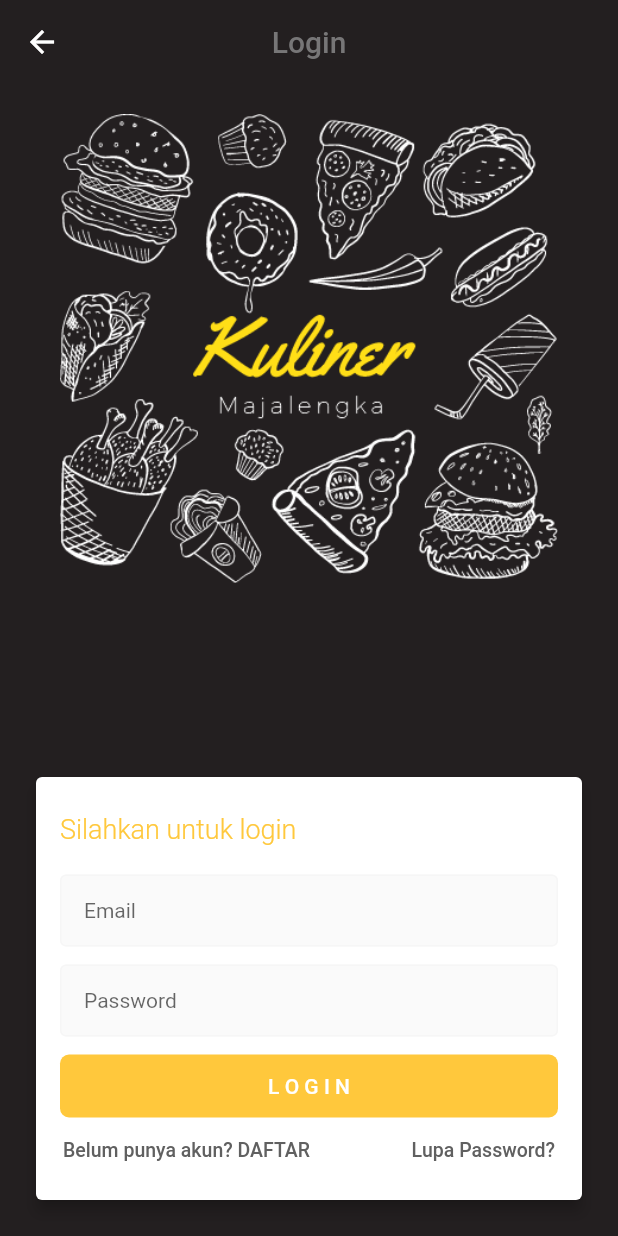
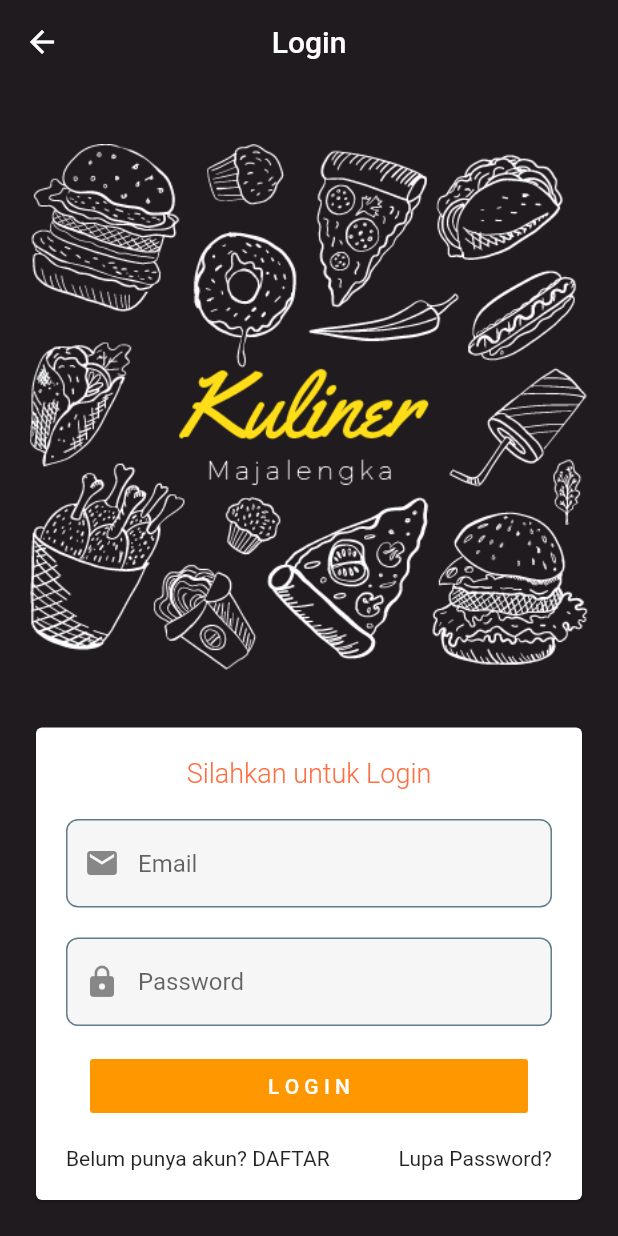
Before and after one commit to xrb21/KulinerMajalengka, a Flutter app: the LoginPage screen opened directly, on a phone screen of 412 x 824 dp. Run offline on Flutter 3.47's test engine with Material 2 defaults, Android fonts, the phone set to English and light mode, and no system bars; statements that could not run were skipped.

Commit message:
+ add UI Login + validate form input + Snackbar

```diff
--- a/lib/pages/SplashPage.dart
+++ b/lib/pages/SplashPage.dart
@@ -1,5 +1,6 @@
 import 'package:flutter/material.dart';
 import 'package:kuliner_majalengka_training/pages/register/LoginPage.dart';
+import 'package:kuliner_majalengka_training/pages/register/LoginPage2.dart';
 
 class SplashPage extends StatefulWidget {
   @override
@@ -7,6 +8,7 @@ class SplashPage extends StatefulWidget {
 }
 
 class _SplashPageState extends State<SplashPage> {
+
   @override
   void initState() {
     // TODO: implement initState
@@ -14,11 +16,13 @@ class _SplashPageState extends State<SplashPage> {
 
     //untuk berpindah halaman setelah tampil splash 3detik
     Future.delayed(Duration(seconds: 3), (){
+      //actionya setelah 3detik
       Navigator.push(context,
           MaterialPageRoute(
               builder: (context) => LoginPage()));
     });
   }
+
   @override
   Widget build(BuildContext context) {
     return Scaffold(
--- a/lib/pages/register/LoginPage.dart
+++ b/lib/pages/register/LoginPage.dart
@@ -8,164 +8,184 @@ class LoginPage extends StatefulWidget {
 }
 
 class _LoginPageState extends State<LoginPage> {
+
+  TextEditingController cEmail  = TextEditingController();
+  var cPassword = TextEditingController();
+
+  //key untuk scaffold / page
+  final _keyScaffold = GlobalKey<ScaffoldState>();
+
+
   @override
   Widget build(BuildContext context) {
     return Scaffold(
+      key: _keyScaffold,
+      backgroundColor: Color(0xff201b1f),
       appBar: AppBar(
-        backgroundColor: Color(0xFF231f20),
-        centerTitle: true,
+        backgroundColor: Colors.transparent,
         title: Text(
           "Login",
-          style: TextStyle(color: Color(0xFF777677)),
+          style: TextStyle(
+            color: Colors.white,
+          ),
         ),
         elevation: 0,
+        centerTitle: true,
       ),
-      backgroundColor: Color(0xFF231f20),
+
       body: Stack(
         children: <Widget>[
           Positioned(
             top: 20,
-            left: 40,
-            right: 40,
-            child: Image.asset(
-              "assets/images/image_splash_alt.png",
-              width: 200,
+            left: 0,
+            right: 0,
+            child: Padding(
+              padding: const EdgeInsets.all(20.0),
+              child: Image.asset("assets/images/image_splash_alt.png"),
             ),
           ),
+
+          //cardview untuk form login
           Positioned(
-            bottom: 20,
             left: 20,
             right: 20,
+            bottom: 20,
             child: Card(
-              elevation: 4,
+
               color: Colors.white,
-              borderOnForeground: true,
               child: Padding(
-                padding:
-                const EdgeInsets.symmetric(horizontal: 16.0, vertical: 24),
+                padding: const EdgeInsets.all(20.0),
                 child: Column(
-                  mainAxisAlignment: MainAxisAlignment.start,
-                  crossAxisAlignment: CrossAxisAlignment.start,
+                  mainAxisAlignment: MainAxisAlignment.spaceBetween,
+                  mainAxisSize: MainAxisSize.max,
                   children: <Widget>[
-                    Text(
-                      "Silahkan untuk login",
-                      textAlign: TextAlign.start,
+                    //judul di pas login form
+                    Text("Silahkan untuk Login",
+                      textAlign: TextAlign.left,
                       style: TextStyle(
-                          fontSize: 18,
-                          color: Color(0xffffc83c),
-                          fontWeight: FontWeight.w300),
-                    ),
+                        fontSize: 18,
+                        color: Colors.deepOrangeAccent,
+                        fontWeight: FontWeight.w300
+                    ),),
+
+                    //untuk field email
+                    //gunakan kelasnya TextField atau TextFormField
                     Padding(
-                      padding: const EdgeInsets.only(top: 20.0),
+                      padding: EdgeInsets.only(top: 20),
                       child: TextFormField(
-                        style:
-                        TextStyle(color: Color(0xff696969), fontSize: 14),
+                        controller: cEmail,
+                        //decorasi / style pada textinput
                         decoration: InputDecoration(
-                            hintText: "Email",
-                            filled: true,
-                            fillColor: Color(0xfffafafa),
-                            enabledBorder: const OutlineInputBorder(
-                              borderSide: const BorderSide(
-                                  color: Color(0xfff6f6f6), width: 1),
+                            //icon sebelah kiri
+                            prefixIcon: Icon(Icons.email),
+                          hintText: "Email",
+                            //untuk merubah warna textfield
+                          filled: true,
+                          fillColor: Color(0xfff6f6f6f6),
+                          enabledBorder: OutlineInputBorder(
+                            borderSide:  BorderSide(
+                              color: Colors.blueGrey,
+                              width: 1,
                             ),
-                            border: const OutlineInputBorder(
-                                borderRadius:
-                                BorderRadius.all(Radius.circular(6))),
-                            contentPadding: EdgeInsets.symmetric(
-                                vertical: 12, horizontal: 16)),
+                            borderRadius: BorderRadius.all(Radius.circular(8))
+                          )
+                        ),
                       ),
                     ),
+
+                    //input untuk password
                     Padding(
-                      padding: const EdgeInsets.only(top: 12.0),
+                      padding: EdgeInsets.only(top: 20),
                       child: TextFormField(
+                        controller: cPassword,
                         obscureText: true,
-                        style:
-                        TextStyle(color: Color(0xff696969), fontSize: 14),
+                        //decorasi / style pada textinput
                         decoration: InputDecoration(
+                          //icon sebelah kiri
+                            prefixIcon: Icon(Icons.lock),
                             hintText: "Password",
+                            //untuk merubah warna textfield
                             filled: true,
-                            fillColor: Color(0xfffafafa),
-                            enabledBorder: const OutlineInputBorder(
-                              borderSide: const BorderSide(
-                                  color: Color(0xfff6f6f6), width: 1),
-                            ),
-                            border: const OutlineInputBorder(
-                                borderRadius:
-                                BorderRadius.all(Radius.circular(6))),
-                            contentPadding: EdgeInsets.symmetric(
-                                vertical: 12, horizontal: 16)),
+                            fillColor: Color(0xfff6f6f6f6),
+                            enabledBorder: OutlineInputBorder(
+                                borderSide:  BorderSide(
+                                  color: Colors.blueGrey,
+                                  width: 1,
+                                ),
+                                borderRadius: BorderRadius.all(Radius.circular(8))
+                            )
+                        ),
                       ),
                     ),
-                    Container(
-                      padding: EdgeInsets.only(top: 12),
-                      width: double.infinity,
-                      height: 54,
-                      child: RaisedButton(
-                        elevation: 0,
-                        shape: new RoundedRectangleBorder(
-                            borderRadius: new BorderRadius.circular(6)),
-                        onPressed: () {
-                          //action saat tombo login diklik
-                        },
-                        color: Color(0xffffc83c),
-                        textColor: Colors.white,
-                        child: Text("L O G I N"),
+
+                    //menambhakan tombol submit untuk login
+                    Padding(
+                      padding: EdgeInsets.all(16),
+                      child: Container(
+                        width: double.infinity,
+                        child: RaisedButton(
+                          elevation: 0,
+                          child: Text("L O G I N"),
+                          color: Colors.orange,
+                          textColor: Colors.white,
+                          onPressed: (){
+                            //action ketika diklik tombolnya
+                            print("input masuk email : ${cEmail.text} dan password: ${cPassword.text} ");
+                            //method untuk handle saat tombol diklik
+                            actionLogin();
+
+                          },
+                        ),
                       ),
+
                     ),
-                    Padding(
-                      padding: const EdgeInsets.only(top: 12.0),
-                      child: Row(
-                        mainAxisAlignment: MainAxisAlignment.spaceBetween,
-                        children: <Widget>[
-                          InkWell(
-                            child: Padding(
-                              padding: const EdgeInsets.all(2.0),
-                              child: Text(
-                                "Belum punya akun? DAFTAR",
-                                style: TextStyle(
-                                    fontSize: 13,
-                                    color: Color(0xff606060),
-                                    fontWeight: FontWeight.w500),
-                              ),
-                            ),
-                            onTap: () {
-                              //action saat klik daftar
-                              Navigator.push(
-                                  context,
-                                  MaterialPageRoute(
-                                      builder: (context) => DaftarPage()));
-                            },
-                          ),
-                          InkWell(
-                            child: Padding(
-                              padding: const EdgeInsets.all(2.0),
-                              child: Text(
-                                "Lupa Password?",
-                                style: TextStyle(
-                                    fontSize: 13,
-                                    color: Color(0xff606060),
-                                    fontWeight: FontWeight.w500),
-                              ),
-                            ),
-                            onTap: () {
-                             //action saat lupa password
-                              Navigator.push(
-                                  context,
-                                  MaterialPageRoute(
-                                      builder: (context) =>
-                                          LupaPasswordPage()));
-                            },
-                          ),
-                        ],
-                      ),
+
+                    //untuk link daftar dan lupa password
+                    Row(
+                      mainAxisAlignment: MainAxisAlignment.spaceBetween,
+                      children: <Widget>[
+                        //kelas handle klik efect material design
+                        InkWell(
+                          onTap: (){
+                            //pindahakan ke halaman pendaftaran
+                              Navigator.push(context, MaterialPageRoute(
+                                builder: (context) => DaftarPage()
+                              ));
+                          },
+                            child: Text("Belum punya akun? DAFTAR")),
+                        GestureDetector(
+                          onTap: (){
+                            //pindahakan ke halaman pendaftaran
+                            Navigator.push(context, MaterialPageRoute(
+                                builder: (context) => LupaPasswordPage()
+                            ));
+                          },
+                            child: Text("Lupa Password?"))
+                      ],
                     )
+
+
                   ],
                 ),
               ),
             ),
-          ),
+          )
         ],
       ),
     );
   }
+
+  void actionLogin() {
+    //kita cek isi dari email dan password
+    if (cEmail.text == ""){
+      print("debug lewat sini");
+      _keyScaffold.currentState.showSnackBar(SnackBar(content: Text("Email harus diiisi")));
+    }else if (cPassword.text == ""){
+      _keyScaffold.currentState.showSnackBar(SnackBar(content: Text("Password harus diiisi")));
+    }else if (cPassword.text.length < 6 ){
+      _keyScaffold.currentState.showSnackBar(SnackBar(content: Text("Minimal Password 6 digit")));
+    }else{
+      //proses kirim ke api
+    }
+  }
 }
```
Also changed, not shown: lib/pages/register/LoginPage2.dart (added, +171 -0 lines).
